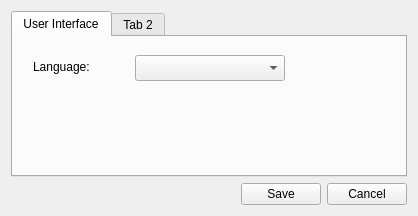
Open-Transactions/Moneychanger, file src/gui/widgets/settings.ui: the form before one commit.
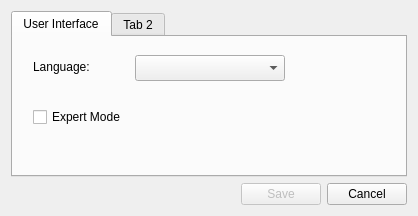
The form after the commit.

```diff
--- a/src/gui/widgets/settings.ui
+++ b/src/gui/widgets/settings.ui
@@ -49,6 +49,19 @@
         </size>
        </property>
       </widget>
+      <widget class="QCheckBox" name="checkBoxExpertMode">
+       <property name="geometry">
+        <rect>
+         <x>20</x>
+         <y>70</y>
+         <width>151</width>
+         <height>20</height>
+        </rect>
+       </property>
+       <property name="text">
+        <string>Expert Mode</string>
+       </property>
+      </widget>
      </widget>
      <widget class="QWidget" name="tab_2">
       <attribute name="title">
@@ -74,6 +87,9 @@
      </item>
      <item>
       <widget class="QPushButton" name="pushButtonSave">
+       <property name="enabled">
+        <bool>false</bool>
+       </property>
        <property name="text">
         <string>Save</string>
        </property>
```
